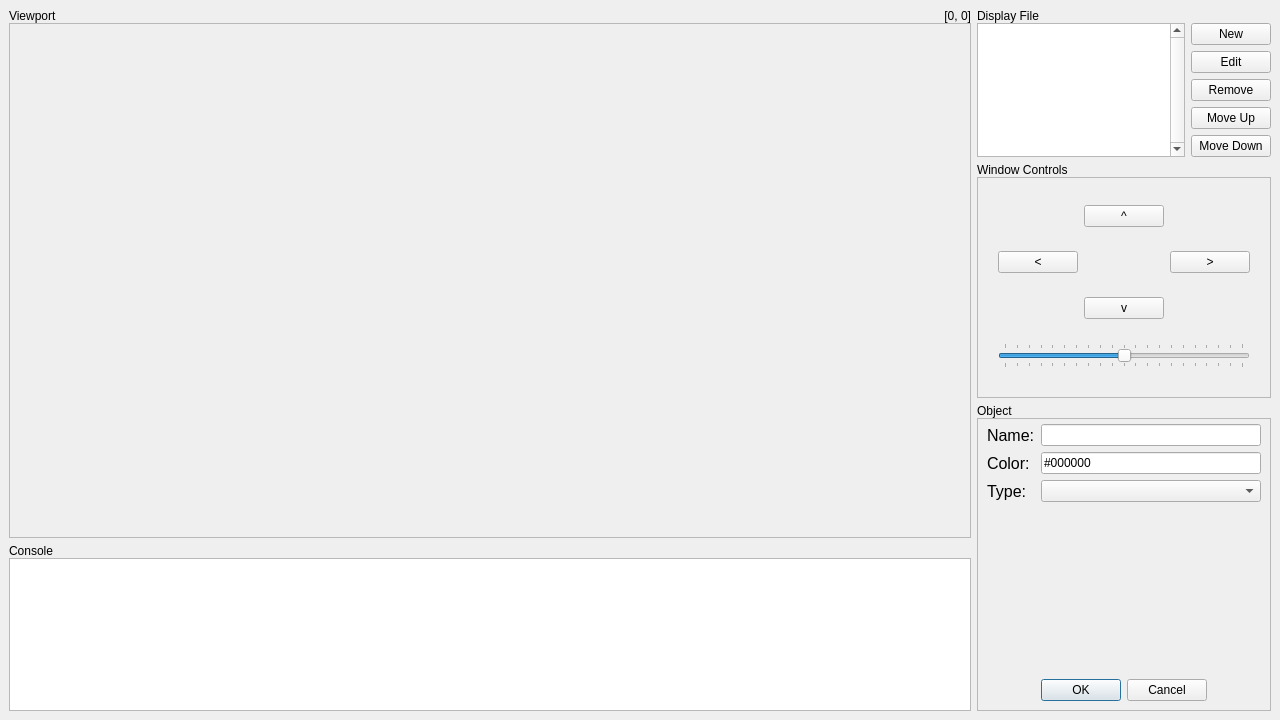
This is data/main.ui in RamAddict/Interactive-Graphical-System as Qt 5 draws it before an edit. The edited form follows.
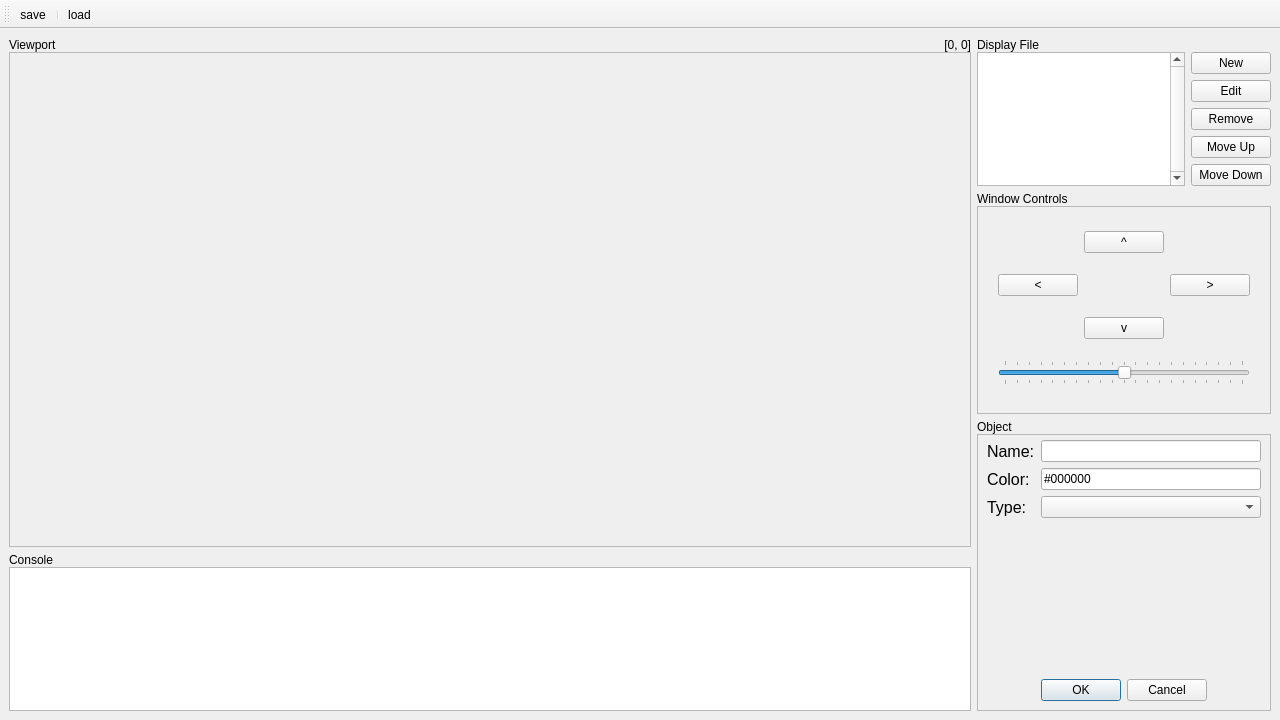
This is the edited form. The open tabs and pages were chosen to show the change.

Patch:
```diff
--- a/data/main.ui
+++ b/data/main.ui
@@ -325,8 +325,8 @@
             <rect>
              <x>0</x>
              <y>0</y>
-             <width>186</width>
-             <height>161</height>
+             <width>194</width>
+             <height>142</height>
             </rect>
            </property>
            <layout class="QVBoxLayout" name="verticalLayout" stretch="0,0">
@@ -855,6 +855,36 @@
     </item>
    </layout>
   </widget>
+  <widget class="QToolBar" name="toolBar">
+   <property name="windowTitle">
+    <string>toolBar</string>
+   </property>
+   <attribute name="toolBarArea">
+    <enum>TopToolBarArea</enum>
+   </attribute>
+   <attribute name="toolBarBreak">
+    <bool>true</bool>
+   </attribute>
+   <addaction name="action_save"/>
+   <addaction name="separator"/>
+   <addaction name="action_load"/>
+  </widget>
+  <action name="action_save">
+   <property name="text">
+    <string>save</string>
+   </property>
+   <property name="toolTip">
+    <string>save world to .obj</string>
+   </property>
+  </action>
+  <action name="action_load">
+   <property name="text">
+    <string>load</string>
+   </property>
+   <property name="toolTip">
+    <string>load .obj file</string>
+   </property>
+  </action>
  </widget>
  <resources/>
  <connections/>
```
